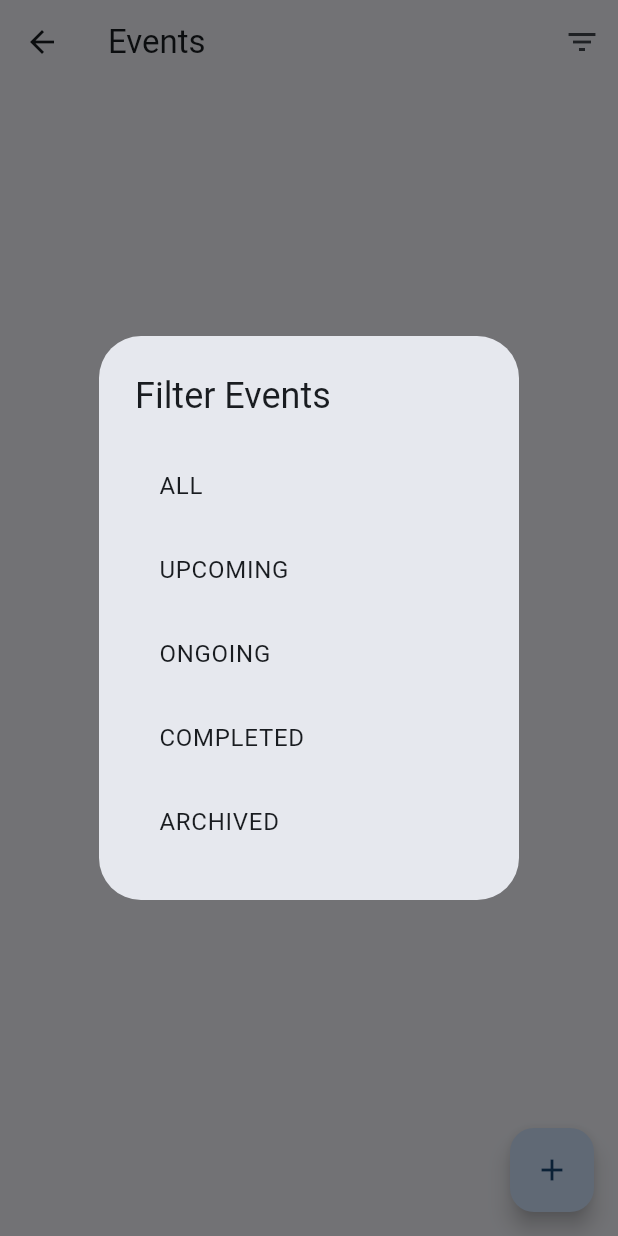
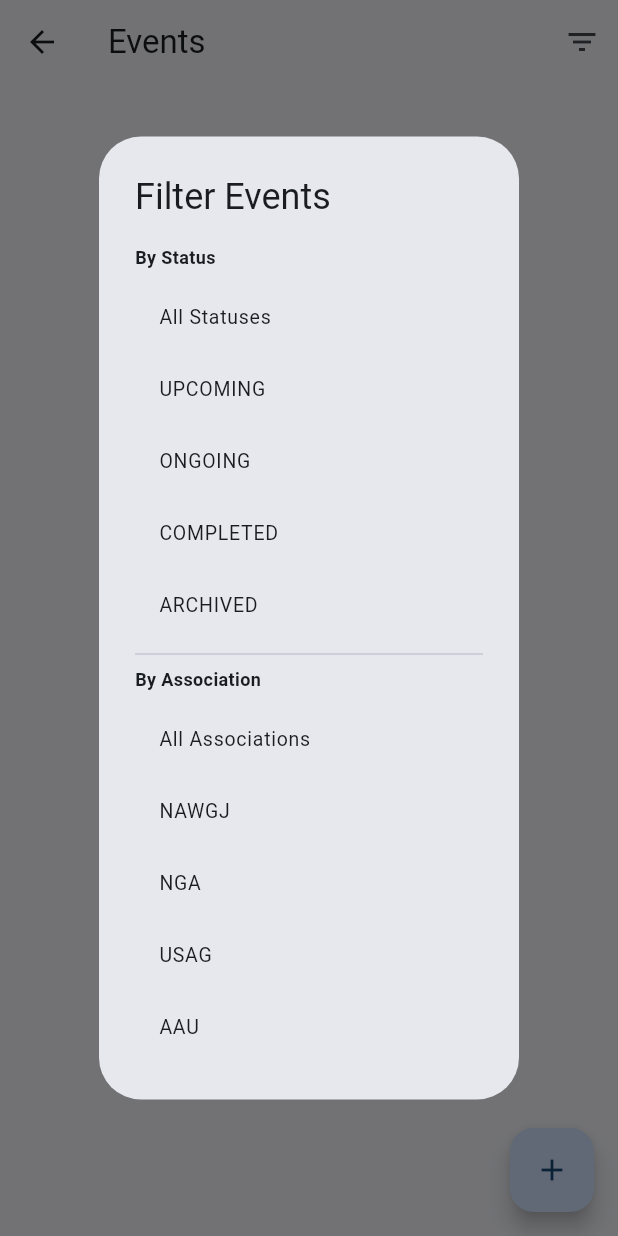
Before and after one commit to derekwalsh1/gymnastics-meet-expenses, a Flutter app: the EventsListScreen screen opened by its route, after a tap on the "filter list" icon, on a phone screen of 412 x 824 dp. Run offline on Flutter 3.47's test engine with Material 3 defaults, Android fonts, the phone set to English and light mode, and no system bars; our stand-ins replace flutter_riverpod, go_router, sqflite; accounts and stored records are empty; generated files the repository leaves out were written again.

Commit message:
Enhanced events list and judge assignment UI
Events List Improvements:
- Moved association badge to trailing area beside status badge
- Added association filter to filter dialog
- Filter by status (Upcoming, Ongoing, Completed, Archived)
- Filter by association (NAWGJ, NGA, USAG, AAU)
- Enhanced filter dialog with sections

Judge Assignment Multi-Select:
- Changed to checkbox-based multi-select interface
- Shows selection count badge in header
- Assign multiple judges at once with same role/rate
- Clear button to deselect all
- Success message shows count of assigned judges
- Stays on screen after assignment (no pop) for easy bulk assignment
- Shows progress indicator while assigning
- Handles partial failures gracefully

Phase 4 progress:
- JudgeFeeRepository created with full CRUD
- Auto-creates session fee when judge assigned
- Cascade deletes fees when assignment deleted

```diff
--- a/lib/providers/event_provider.dart
+++ b/lib/providers/event_provider.dart
@@ -49,16 +49,24 @@
 
 // Event filter state
 final eventStatusFilterProvider = StateProvider<EventStatus?>((ref) => null);
+final eventAssociationFilterProvider = StateProvider<String?>((ref) => null);
 final eventSearchQueryProvider = StateProvider<String>((ref) => '');
 
 // Filtered events provider
 final filteredEventsProvider = FutureProvider<List<Event>>((ref) async {
   final repository = ref.watch(eventRepositoryProvider);
   final statusFilter = ref.watch(eventStatusFilterProvider);
+  final associationFilter = ref.watch(eventAssociationFilterProvider);
   final searchQuery = ref.watch(eventSearchQueryProvider);
 
   var events = await repository.getAllEvents(status: statusFilter);
 
+  // Filter by association
+  if (associationFilter != null && associationFilter.isNotEmpty) {
+    events = events.where((event) => event.associationId == associationFilter).toList();
+  }
+
+  // Filter by search query
   if (searchQuery.isNotEmpty) {
     final query = searchQuery.toLowerCase();
     events = events.where((event) {
--- a/lib/screens/events/events_list_screen.dart
+++ b/lib/screens/events/events_list_screen.dart
@@ -75,26 +75,63 @@
       context: context,
       builder: (context) => AlertDialog(
         title: const Text('Filter Events'),
-        content: Column(
+        content: SingleChildScrollView(
+          child: Column(
             mainAxisSize: MainAxisSize.min,
-          children: EventStatus.values.map((status) {
+            crossAxisAlignment: CrossAxisAlignment.start,
+            children: [
+              const Text(
+                'By Status',
+                style: TextStyle(fontWeight: FontWeight.bold, fontSize: 12),
+              ),
+              const SizedBox(height: 8),
+              ...[
+                ListTile(
+                  dense: true,
+                  title: const Text('All Statuses'),
+                  onTap: () {
+                    ref.read(eventStatusFilterProvider.notifier).state = null;
+                    Navigator.pop(context);
+                  },
+                ),
+                ...EventStatus.values.map((status) {
                   return ListTile(
+                    dense: true,
                     title: Text(status.name.toUpperCase()),
                     onTap: () {
                       ref.read(eventStatusFilterProvider.notifier).state = status;
                       Navigator.pop(context);
                     },
                   );
-          }).toList()
-            ..insert(
-              0,
+                }),
+              ],
+              const Divider(),
+              const Text(
+                'By Association',
+                style: TextStyle(fontWeight: FontWeight.bold, fontSize: 12),
+              ),
+              const SizedBox(height: 8),
+              ...[
                 ListTile(
-                title: const Text('ALL'),
+                  dense: true,
+                  title: const Text('All Associations'),
                   onTap: () {
-                  ref.read(eventStatusFilterProvider.notifier).state = null;
+                    ref.read(eventAssociationFilterProvider.notifier).state = null;
                     Navigator.pop(context);
                   },
                 ),
+                ...['NAWGJ', 'NGA', 'USAG', 'AAU'].map((association) {
+                  return ListTile(
+                    dense: true,
+                    title: Text(association),
+                    onTap: () {
+                      ref.read(eventAssociationFilterProvider.notifier).state = association;
+                      Navigator.pop(context);
+                    },
+                  );
+                }),
+              ],
+            ],
           ),
         ),
       ),
@@ -155,7 +192,17 @@
             ),
           ],
         ),
-        trailing: _StatusBadge(status: event.status),
+        trailing: Column(
+          mainAxisAlignment: MainAxisAlignment.center,
+          crossAxisAlignment: CrossAxisAlignment.end,
+          mainAxisSize: MainAxisSize.min,
+          children: [
+            if (event.associationId != null)
+              _AssociationBadge(association: event.associationId!),
+            const SizedBox(height: 4),
+            _StatusBadge(status: event.status),
+          ],
+        ),
         isThreeLine: true,
       ),
     );
@@ -225,3 +272,47 @@
     }
   }
 }
+
+class _AssociationBadge extends StatelessWidget {
+  final String association;
+
+  const _AssociationBadge({required this.association});
+
+  @override
+  Widget build(BuildContext context) {
+    return Container(
+      padding: const EdgeInsets.symmetric(horizontal: 8, vertical: 2),
+      decoration: BoxDecoration(
+        color: _getAssociationColor(association).withOpacity(0.2),
+        borderRadius: BorderRadius.circular(12),
+        border: Border.all(
+          color: _getAssociationColor(association).withOpacity(0.5),
+          width: 1,
+        ),
+      ),
+      child: Text(
+        association,
+        style: TextStyle(
+          color: _getAssociationColor(association),
+          fontSize: 11,
+          fontWeight: FontWeight.w600,
+        ),
+      ),
+    );
+  }
+
+  Color _getAssociationColor(String association) {
+    switch (association.toUpperCase()) {
+      case 'NAWGJ':
+        return Colors.purple;
+      case 'NGA':
+        return Colors.indigo;
+      case 'USAG':
+        return Colors.blue;
+      case 'AAU':
+        return Colors.teal;
+      default:
+        return Colors.blueGrey;
+    }
+  }
+}
```
Also changed, not shown: lib/repositories/judge_assignment_repository.dart (+41 -1 lines), lib/repositories/judge_fee_repository.dart (added, +135 -0 lines), lib/screens/events/assign_judge_screen.dart (+105 -74 lines). Lines whose indentation alone changed are shown as unchanged.
